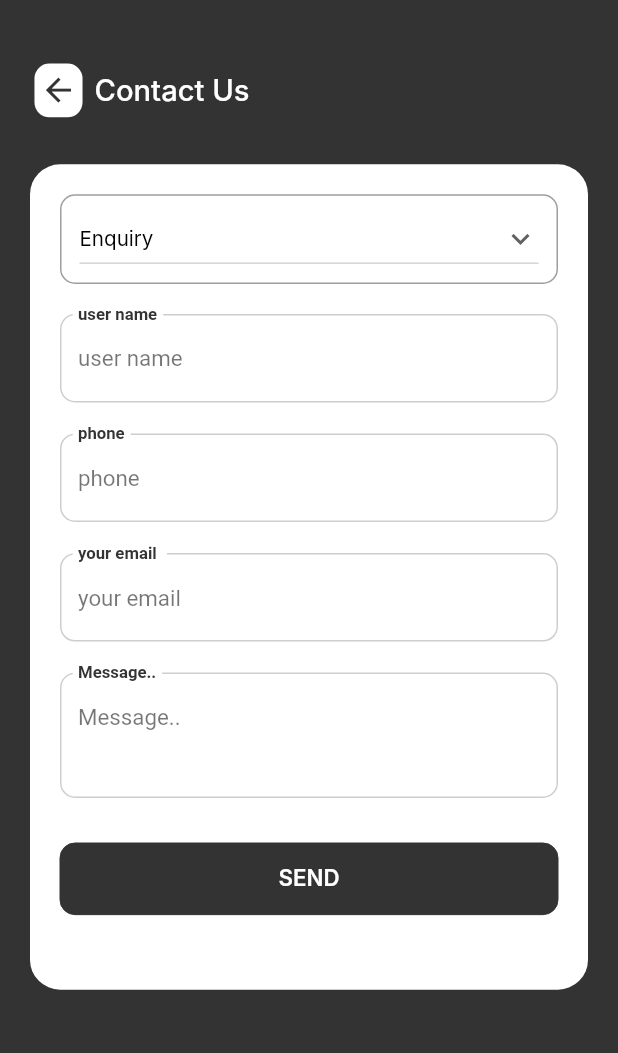
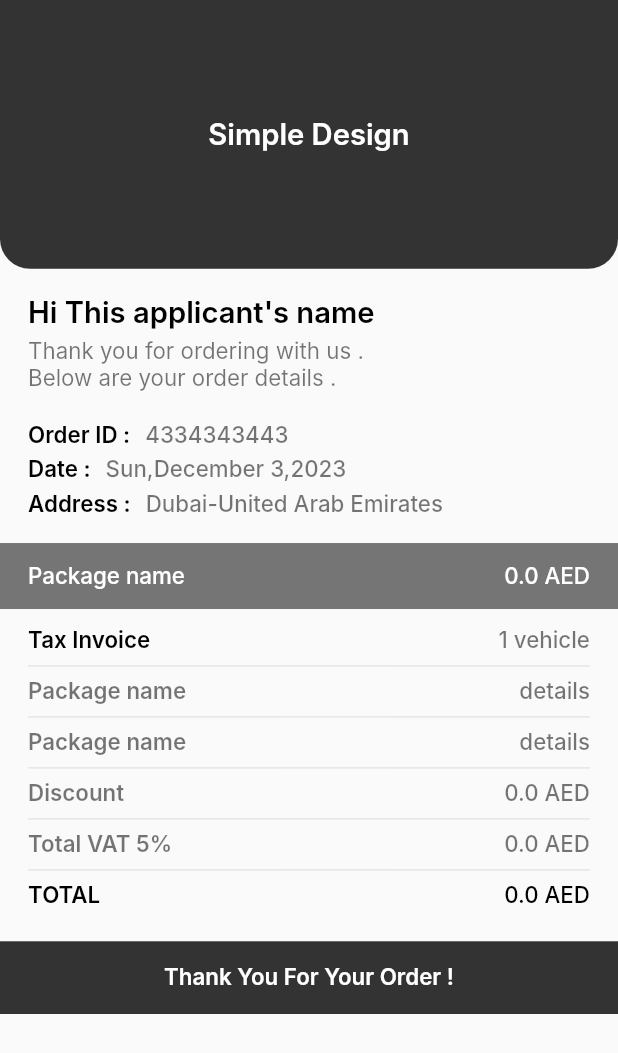
Before and after one commit to Hossamattia028/client_core_rouad, a Flutter app: the screen it shows after launch, on a phone screen of 412 x 824 dp. Shown: the top 1053 px of the screen. Run offline on Flutter 3.47's test engine with Material 2 defaults, Android fonts, the phone set to English and light mode, and no system bars; our stand-ins replace carousel_slider, dartz, equatable, firebase_core, firebase_messaging, flutter_bloc and 10 more; missing offline and left inert: background_locator, country_list_pick; accounts and stored records are empty; Roboto replaces fonts that are missing (Inter).

Commit message:
client core

```diff
--- a/assets/i18n/ar.json
+++ b/assets/i18n/ar.json
@@ -152,6 +152,15 @@
       "personal_photo": "صور شخصية"
     },
 
+    "invoice": {
+      "thank_for_order": "شكرا لطلبك",
+      "total": "المجموع الكلي",
+      "discount": "الخصم",
+      "vat": "الضريبة",
+      "order_id": "كود الطلب",
+      "date": "تاريخ",
+      "address": "العنوان"
+    },
     "activity_setting": {
       "allow_display_over": "السماح لبرنامج appName للعرض فوق التطبيقات الأخرى",
       "order_when_online": "السماح لبرنامج appName للعرض فوق التطبيقات الأخرى ف الطلب لتلقي الطلبات عندما تكون متصلاً بالإنترنت",
--- a/assets/i18n/en.json
+++ b/assets/i18n/en.json
@@ -151,7 +151,15 @@
 		"ads": "My Ads",
 		"personal_photo": "Personal photo"
 	},
-
+	"invoice": {
+		"thank_for_order": "Thank You For Your Order !",
+		"total": "TOTAL",
+		"discount": "Discount",
+		"vat": "Total VAT",
+		"order_id": "Order ID",
+		"date": "Date",
+		"address": "Address"
+	},
 	"activity_setting": {
 		"allow_display_over": "Allow appName Driver to display over Other apps",
 		"order_when_online": "Allow appName Driver to display over Other apps in Order to receive orders When you're online",
--- /dev/null
+++ b/lib/features/presentation/screens/invoice/invoice_screen.dart
@@ -0,0 +1,137 @@
+import 'package:client_core/core/styles/color.dart';
+import 'package:client_core/core/util/app_style.dart';
+import 'package:client_core/features/presentation/widgets/global_widgets/custom_button.dart';
+import 'package:client_core/features/presentation/widgets/global_widgets/custom_text.dart';
+import 'package:client_core/features/presentation/widgets/invoice_widgets/row_data.dart';
+import 'package:flutter/material.dart';
+import 'package:flutter_screenutil/flutter_screenutil.dart';
+import 'package:flutter_translate/flutter_translate.dart';
+
+class InvoiceScreen extends StatelessWidget {
+  const InvoiceScreen({Key? key}) : super(key: key);
+
+  @override
+  Widget build(BuildContext context) {
+    return Scaffold(
+      body: SingleChildScrollView(
+        physics: const BouncingScrollPhysics(),
+        child: Column(
+          crossAxisAlignment: CrossAxisAlignment.start,
+          children: [
+            Container(
+              height: 150.h,
+              width: double.infinity,
+              alignment: Alignment.center,
+              decoration: const BoxDecoration(
+                  color: kPrimary,
+                  borderRadius: BorderRadius.only(bottomLeft: Radius.circular(20),bottomRight: Radius.circular(20))
+              ),
+              child: CustomText(
+                text: "Simple Design",
+                fontSize: AppStyle.average.sp,
+                color: Colors.white,
+                fontWeight: FontWeight.w600,
+                alignCenter: true,
+              ),
+            ),
+            Container(
+              padding: EdgeInsets.symmetric(horizontal: AppStyle.paddingFromH.w+5,vertical: AppStyle.paddingFromV.h),
+              child: Column(
+                crossAxisAlignment: CrossAxisAlignment.start,
+                children: [
+                  const SizedBox(height: 5,),
+                  CustomText(
+                    text: "Hi This applicant's name",
+                    fontSize: AppStyle.average.sp,
+                    color: Colors.black,
+                    fontWeight: FontWeight.w600,
+                  ),
+                  const SizedBox(height: 5,),
+                  CustomText(
+                    text: "Thank you for ordering with us .",
+                    fontSize: AppStyle.small.sp,
+                    color: kText1,
+                    fontWeight: FontWeight.w400,
+                  ),
+                  CustomText(
+                    text: "Below are your order details .",
+                    fontSize: AppStyle.small.sp,
+                    color: kText1,
+                    fontWeight: FontWeight.w400,
+                  ),
+                  const SizedBox(height: 20,),
+
+                  RowDataLine(isSpaceBetween: false, isTextBlack: true,isValueBlack: false, title: "${translate("invoice.order_id")} :", value: "4334343443"),
+                  const SizedBox(height: 5,),
+                  RowDataLine(isSpaceBetween: false, isTextBlack: true,isValueBlack: false, title: "${translate("invoice.date")} :", value: "Sun,December 3,2023"),
+                  const SizedBox(height: 5,),
+                  RowDataLine(isSpaceBetween: false, isTextBlack: true,isValueBlack: false, title: "${translate("invoice.address")} :", value: "Dubai-United Arab Emirates"),
+                  const SizedBox(height: 5,),
+
+                ],
+              ),
+            ),
+            Container(
+              width: double.infinity,
+              color: Colors.grey.shade600,
+              padding: EdgeInsets.symmetric(horizontal: AppStyle.paddingFromH.w+5,vertical: 13),
+              child: Row(
+                mainAxisAlignment: MainAxisAlignment.spaceBetween,
+                children: [
+                  CustomText(
+                    text: "Package name",
+                    fontSize: AppStyle.small.sp,
+                    color: Colors.white,
+                    fontWeight: FontWeight.w500,
+                  ),
+                  CustomText(
+                    text: "0.0 ${translate('home.aed')}",
+                    fontSize: AppStyle.small.sp,
+                    color: Colors.white,
+                    fontWeight: FontWeight.w500,
+                  ),
+                ],
+              ),
+            ),
+
+            Container(
+              padding: EdgeInsets.symmetric(horizontal: AppStyle.paddingFromH.w+5,vertical: AppStyle.paddingFromV.h),
+              child: Column(
+                children:  [
+                   RowDataLine(isSpaceBetween: true, isTextBlack: true,isValueBlack: false, title: "Tax Invoice", value: "1 vehicle"),
+                   const Divider(),
+                   RowDataLine(isSpaceBetween: true, isTextBlack: false,isValueBlack: false, title: "Package name", value: "details"),
+                   const Divider(),
+                   RowDataLine(isSpaceBetween: true, isTextBlack: false,isValueBlack: false, title: "Package name", value: "details"),
+                   const Divider(),
+                   RowDataLine(isSpaceBetween: true, isTextBlack: false,isValueBlack: false, title: translate("invoice.discount"), value: "0.0 ${translate('home.aed')}"),
+                   const Divider(),
+                   RowDataLine(isSpaceBetween: true, isTextBlack: false,isValueBlack: false, title: "${translate("invoice.vat")} 5%", value: "0.0 ${translate('home.aed')}"),
+                   const Divider(),
+                   RowDataLine(isSpaceBetween: true, isTextBlack: true,isValueBlack: true, title: translate("invoice.total"), value: "0.0 ${translate('home.aed')}"),
+                ],
+              ),
+            ),
+            const SizedBox(height: 10,),
+            CustomButton(
+              height: 40.h,
+              width: double.infinity,
+              circular: 0,
+              widget: CustomText(
+                color: Colors.white,
+                fontSize: AppStyle.small.sp,
+                fontWeight: FontWeight.w600,
+                text: translate("invoice.thank_for_order"),
+              ),
+              color: kPrimary,
+              onPressed: () async {
+
+              },
+            ),
+
+          ],
+        ),
+      ),
+    );
+  }
+}
--- /dev/null
+++ b/lib/features/presentation/widgets/invoice_widgets/row_data.dart
@@ -0,0 +1,37 @@
+import 'package:client_core/core/styles/color.dart';
+import 'package:client_core/core/util/app_style.dart';
+import 'package:client_core/features/presentation/widgets/global_widgets/custom_text.dart';
+import 'package:flutter/material.dart';
+import 'package:flutter_screenutil/flutter_screenutil.dart';
+
+class RowDataLine extends StatelessWidget {
+  final bool isSpaceBetween;
+  final bool isTextBlack;
+  final bool isValueBlack;
+  final String title ;
+  final String value ;
+  const RowDataLine({Key? key,required this.isSpaceBetween,required this.isTextBlack,required this.isValueBlack,required this.title,required this.value}) : super(key: key);
+
+  @override
+  Widget build(BuildContext context) {
+    return Row(
+      mainAxisAlignment: isSpaceBetween?MainAxisAlignment.spaceBetween:MainAxisAlignment.start,
+      children: [
+        CustomText(
+          text: title,
+          fontSize: AppStyle.small.sp,
+          color: isTextBlack?Colors.black:kText1,
+          fontWeight: FontWeight.w600,
+        ),
+        if(!isSpaceBetween)const SizedBox(width: 10,),
+        CustomText(
+          text: value,
+          fontSize: AppStyle.small.sp,
+          color: isValueBlack?Colors.black:kText1,
+          fontWeight: FontWeight.w500,
+        ),
+
+      ],
+    );
+  }
+}
--- a/lib/main.dart
+++ b/lib/main.dart
@@ -15,6 +15,7 @@ import 'package:client_core/features/presentation/screens/contact_us/contact_us_
 import 'package:client_core/features/presentation/screens/deals/deals_screen.dart';
 import 'package:client_core/features/presentation/screens/favourite/favourite_screen.dart';
 import 'package:client_core/features/presentation/screens/home/home_screen.dart';
+import 'package:client_core/features/presentation/screens/invoice/invoice_screen.dart';
 import 'package:client_core/features/presentation/screens/locations/my_locations.dart';
 import 'package:client_core/features/presentation/screens/maps/set_and_get_coordinates.dart';
 import 'package:client_core/features/presentation/screens/notifications/allow_notification.dart';
@@ -99,7 +100,7 @@ class MyApp extends StatelessWidget {
                 return widget!;
               },
               title: 'Client Core',
-              home: const ContactScreen()
+              home: const InvoiceScreen()
               // home: isRoot==false ? const RootScreen() : const SplashScreen(),
             ),
           ),
```
